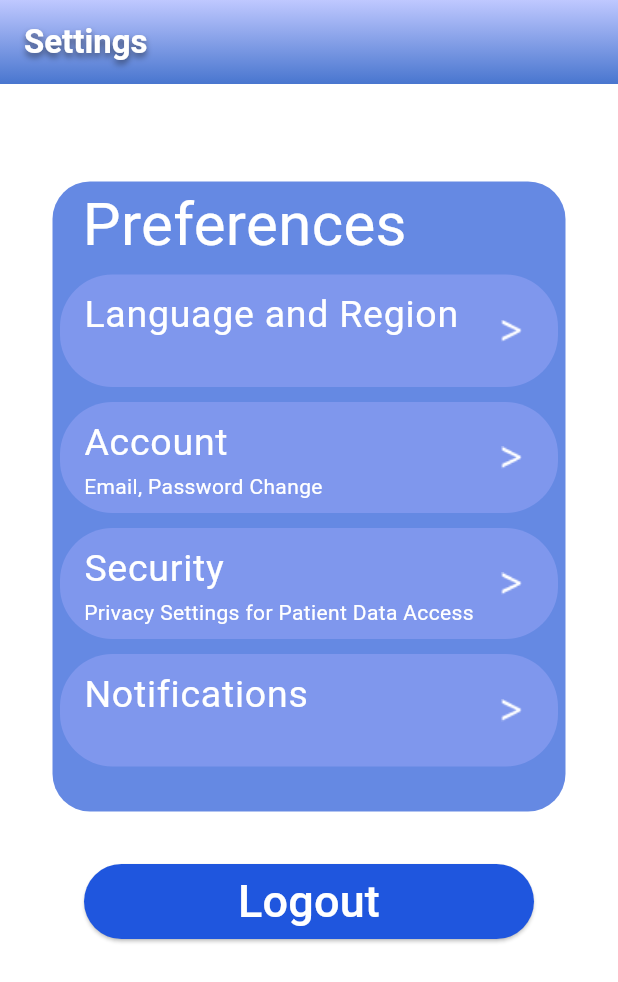
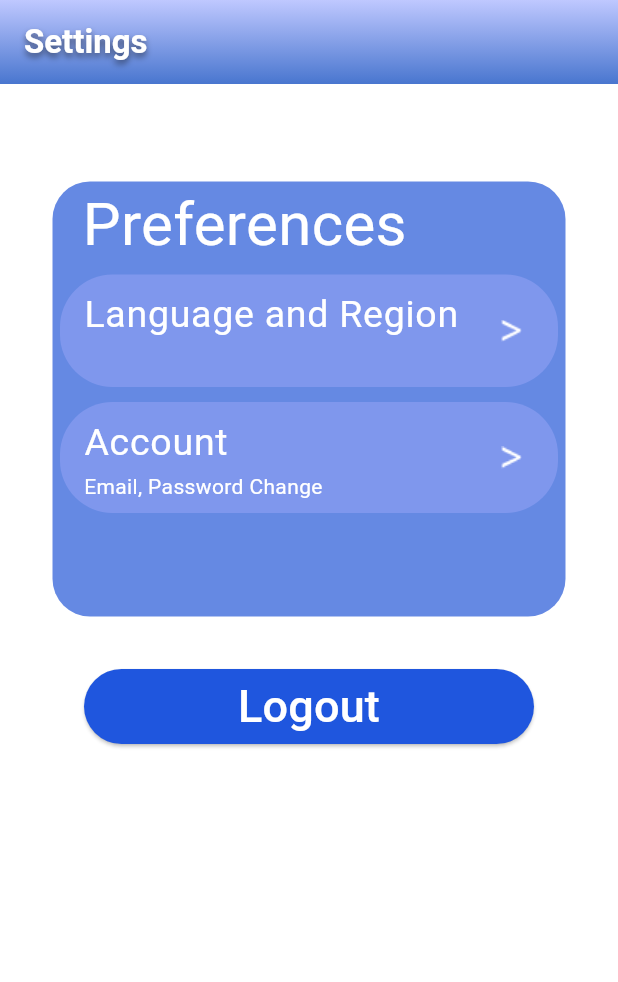
Before and after one commit to jorkd21/MediPal, a Flutter app: the SettingsPage screen opened by its route, on a phone screen of 412 x 824 dp. Shown: the top 982 px of the screen. Run offline on Flutter 3.47's test engine with Material 3 defaults, Android fonts, the phone set to English and light mode, and no system bars; our stand-ins replace dropdown_search, firebase_auth, firebase_core, firebase_database, firebase_storage, image_picker and 3 more; missing offline and left inert: firebase_ui_auth; accounts and stored records are empty; generated files the repository leaves out were written again.

Commit message:
Settings fixes
Fixed sizing in settings.

```diff
--- a/lib/pages/forgotpasswd.dart
+++ b/lib/pages/forgotpasswd.dart
@@ -51,7 +51,7 @@ class ForgotPassPage extends StatelessWidget {
                     ),
                   ],
                 ),
-                  SizedBox(height: 17.0),
+                SizedBox(height: 17.0),
                   Padding(
                     padding: const EdgeInsets.fromLTRB(41.0, 0.0, 0.0, 0.0),
                     child: Text(
--- a/lib/pages/settings.dart
+++ b/lib/pages/settings.dart
@@ -156,7 +156,7 @@ class _SettingsPageState extends State<SettingsPage> {
                                         Container(
                                           margin: EdgeInsets.symmetric(
                                               horizontal: 10.0, vertical: 25.0),
-                                          height: 420.0,
+                                          height: 290.0,
                                           decoration: BoxDecoration(
                                             color: Color(0xFF6589e3),
                                             borderRadius:
@@ -255,67 +255,6 @@ class _SettingsPageState extends State<SettingsPage> {
                                                   },
                                                 ),
                                               ),
-                                              Container(
-                                                margin: EdgeInsets.all(5.0),
-                                                decoration: BoxDecoration(
-                                                  color: Color(0xFF7f97ed),
-                                                  borderRadius:
-                                                      BorderRadius.circular(
-                                                          35.0),
-                                                ),
-                                                child: ListTile(
-                                                  trailing: Image.asset(
-                                                      'assets/arrow.png'),
-                                                  title: Text(
-                                                    translation(context)
-                                                        .security,
-                                                    style: TextStyle(
-                                                      color: Colors.white,
-                                                      fontSize: 25.0,
-                                                    ),
-                                                  ),
-                                                  subtitle: Text(
-                                                    translation(context)
-                                                        .privacySettingsForPatientDataAccess,
-                                                    style: TextStyle(
-                                                      color: Colors.white,
-                                                    ),
-                                                  ),
-                                                  onTap: () {
-                                                    // Navigate to Security settings page
-                                                  },
-                                                ),
-                                              ),
-                                              Container(
-                                                margin: EdgeInsets.all(5.0),
-                                                decoration: BoxDecoration(
-                                                  color: Color(0xFF7f97ed),
-                                                  borderRadius:
-                                                      BorderRadius.circular(
-                                                          35.0),
-                                                ),
-                                                child: ListTile(
-                                                  trailing: Image.asset(
-                                                      'assets/arrow.png'),
-                                                  title: Text(
-                                                    translation(context)
-                                                        .notifications,
-                                                    style: TextStyle(
-                                                      color: Colors.white,
-                                                      fontSize: 25.0,
-                                                    ),
-                                                  ),
-                                                  subtitle: Text(
-                                                    '',
-                                                    style: TextStyle(
-                                                      color: Colors.white,
-                                                    ),
-                                                  ),
-                                                  onTap: () {
-                                                    // Navigate to Security settings page
-                                                  },
-                                                ),
-                                              ),
                                             ],
                                           ),
                                         ),
```
